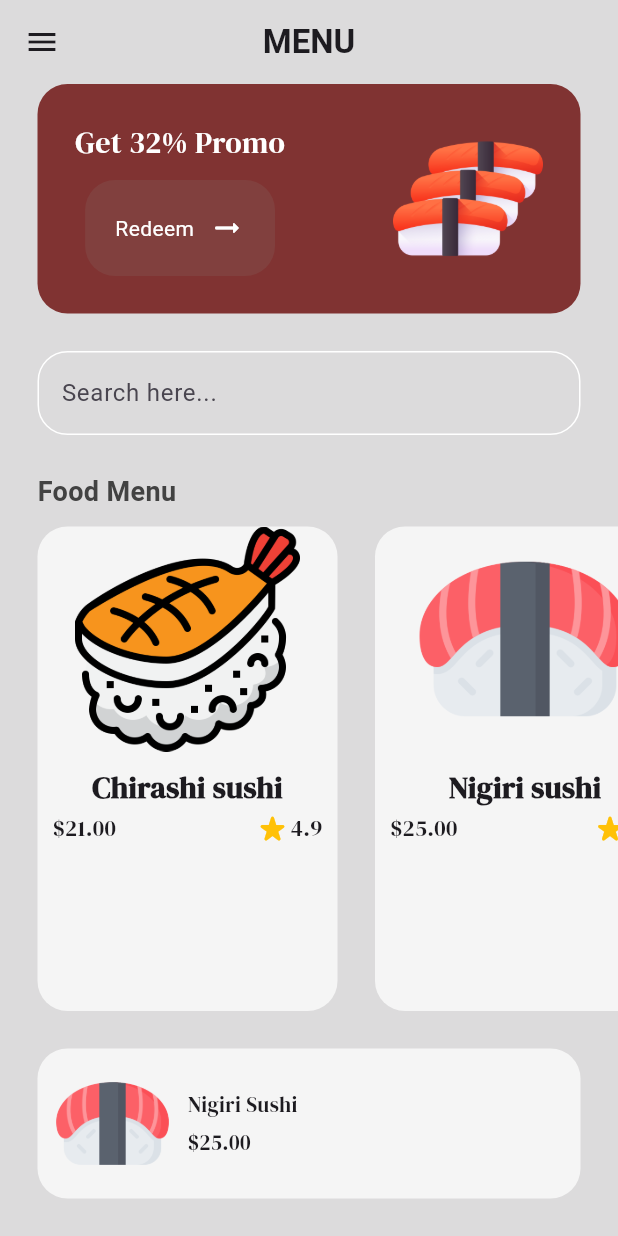
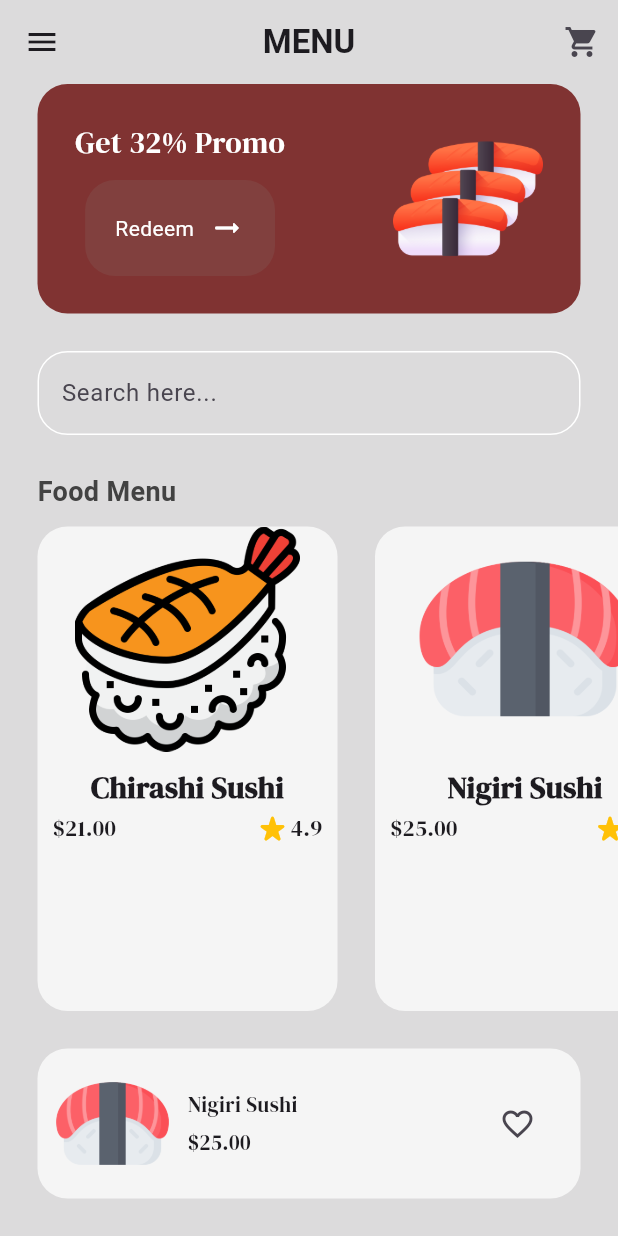
Before and after one commit to TMuln2516/sushi_restaurant_app, a Flutter app: the HomePage screen opened by its route, on a phone screen of 412 x 824 dp. Run offline on Flutter 3.47's test engine with Material 3 defaults, Android fonts, the phone set to English and light mode, and no system bars; our stand-ins replace google_fonts.

```diff
--- a/lib/src/app.dart
+++ b/lib/src/app.dart
@@ -1,4 +1,5 @@
 import 'package:flutter/material.dart';
+import 'package:sushi_restaurant_app/src/resources/cart_page.dart';
 import 'package:sushi_restaurant_app/src/resources/getstarted_page.dart';
 import 'package:sushi_restaurant_app/src/resources/home_page.dart';
 
@@ -12,7 +13,8 @@ class MyApp extends StatelessWidget {
       home: const GetStartedPage(),
       routes: {
         '/intropage': (context) => const GetStartedPage(),
-        '/homepage': (context) => const HomePage()
+        '/homepage': (context) => const HomePage(),
+        '/cartpage': (context) => const CartPage(),
       },
     );
   }
--- a/lib/src/components/foodtile.dart
+++ b/lib/src/components/foodtile.dart
@@ -4,12 +4,15 @@ import 'package:sushi_restaurant_app/src/models/food.dart';
 
 class FoodTile extends StatelessWidget {
   final Food food;
-  const FoodTile({super.key, required this.food});
+  void Function()? onTap;
+  FoodTile({super.key, required this.food, required this.onTap});
 
   @override
   Widget build(BuildContext context) {
     return Padding(
       padding: const EdgeInsets.only(left: 25, top: 10),
+      child: GestureDetector(
+        onTap: onTap,
         child: Container(
           width: 200,
           decoration: BoxDecoration(
@@ -57,6 +60,7 @@ class FoodTile extends StatelessWidget {
             ],
           ),
         ),
+      ),
     );
   }
 }
--- a/lib/src/models/food.dart
+++ b/lib/src/models/food.dart
@@ -3,15 +3,18 @@ class Food {
   final String price;
   final String imagePath;
   final String rate;
+  final String description;
 
   Food(
       {required this.name,
       required this.price,
       required this.imagePath,
-      required this.rate});
+      required this.rate,
+      required this.description});
 
   String get _getName => name;
   String get _price => price;
   String get _imagePath => imagePath;
   String get _rate => rate;
+  String get _description => description;
 }
--- /dev/null
+++ b/lib/src/models/shop.dart
@@ -0,0 +1,49 @@
+import 'package:flutter/material.dart';
+import 'package:sushi_restaurant_app/src/models/food.dart';
+
+class Shop extends ChangeNotifier {
+  final List<Food> _foodMenu = [
+    Food(
+        name: "Chirashi Sushi",
+        price: "21.00",
+        imagePath: "assets/images/chirashi.png",
+        rate: "4.9",
+        description:
+            "Chirashi Sushi is a traditional Japanese sushi served on happy and celebratory occasions. It‘s a bright and festive dish of sushi rice mixed with seasoned vegetables and scattered with colorful toppings."),
+    Food(
+        name: "Nigiri Sushi",
+        price: "25.00",
+        imagePath: "assets/images/nigiri.png",
+        rate: "4.9",
+        description:
+            "Nigiri sushi is a type of sushi composed of sushi rice – rice mixed with vinegar, sugar, and salt – and typically seafood. Atop a bite-sized portion of sushi rice, a thin slice of (often raw) fish or other seafood is placed. The topping is frequently affixed with the help of a dab of wasabi or strip of nori (seaweed)"),
+    Food(
+        name: "Salmon Sushi",
+        price: "21.00",
+        imagePath: "assets/images/salmon.png",
+        rate: "4.9",
+        description:
+            "Salmon sushi is often eaten “nigiri” style, with a ball of vinegared sushi rice topped with a slice of salmon. It’s commonly enjoyed with wasabi and soy sauce, or salt and a bit of citrus. Although cooked salmon is known as “sake” (pronounced “sha-keh”) in Japanese")
+  ];
+
+  //customer Cart
+  final List<Food> _customerCart = [];
+
+  //getter
+  List<Food> get foodMenu => _foodMenu;
+  List<Food> get customerCart => _customerCart;
+
+  // add to Cart
+  void addToCart(Food food, int quantity) {
+    for (int i = 0; i < quantity; i++) {
+      customerCart.add(food);
+    }
+    notifyListeners();
+  }
+
+  // remove from Cart
+  void removeFromCart(Food food) {
+    customerCart.remove(food);
+    notifyListeners();
+  }
+}
--- a/lib/src/resources/home_page.dart
+++ b/lib/src/resources/home_page.dart
@@ -1,8 +1,10 @@
 import 'package:flutter/material.dart';
 import 'package:google_fonts/google_fonts.dart';
+import 'package:provider/provider.dart';
 import 'package:sushi_restaurant_app/src/components/foodtile.dart';
 import 'package:sushi_restaurant_app/src/components/mybutton.dart';
-import 'package:sushi_restaurant_app/src/models/food.dart';
+import 'package:sushi_restaurant_app/src/models/shop.dart';
+import 'package:sushi_restaurant_app/src/resources/fooddetail_page.dart';
 
 class HomePage extends StatefulWidget {
   const HomePage({super.key});
@@ -12,27 +14,35 @@ class HomePage extends StatefulWidget {
 }
 
 class _HomePageState extends State<HomePage> {
-  List foodMenu = [
-    Food(
-        name: "Chirashi sushi",
-        price: "21.00",
-        imagePath: "assets/images/chirashi.png",
-        rate: "4.9"),
-    Food(
-        name: "Nigiri sushi",
-        price: "25.00",
-        imagePath: "assets/images/nigiri.png",
-        rate: "4.9"),
-    Food(
-        name: "Salmon sushi",
-        price: "21.00",
-        imagePath: "assets/images/salmon.png",
-        rate: "4.9")
-  ];
+  bool isLiked = false;
+
+  void toggleLike() {
+    setState(() {
+      isLiked = !isLiked;
+    });
+  }
+
+  void showDescription(int index) {
+    // get Shop
+    final shop = context.read<Shop>();
+    final foodMenu = shop.foodMenu;
+
+    Navigator.push(
+        context,
+        MaterialPageRoute(
+          builder: (context) => FoodDetailPage(
+            food: foodMenu[index],
+          ),
+        ));
+  }
 
   @override
   Widget build(BuildContext context) {
+    // get Shop
+    final shop = context.read<Shop>();
+    final foodMenu = shop.foodMenu;
     return Scaffold(
+      resizeToAvoidBottomInset: false,
       backgroundColor: const Color(0xFFDCDBDC),
       appBar: AppBar(
         centerTitle: true,
@@ -42,6 +52,13 @@ class _HomePageState extends State<HomePage> {
           "MENU",
           style: TextStyle(fontWeight: FontWeight.bold),
         ),
+        actions: [
+          IconButton(
+              onPressed: () {
+                Navigator.pushNamed(context, '/cartpage');
+              },
+              icon: const Icon(Icons.shopping_cart))
+        ],
       ),
       body: Column(
         crossAxisAlignment: CrossAxisAlignment.start,
@@ -105,6 +122,7 @@ class _HomePageState extends State<HomePage> {
               itemCount: foodMenu.length,
               itemBuilder: (context, index) => FoodTile(
                 food: foodMenu[index],
+                onTap: () => showDescription(index),
               ),
             ),
           ),
@@ -115,6 +133,9 @@ class _HomePageState extends State<HomePage> {
                 color: Colors.grey[100],
                 borderRadius: BorderRadius.circular(20)),
             child: Row(
+              mainAxisAlignment: MainAxisAlignment.spaceBetween,
+              children: [
+                Row(
                   children: [
                     Image.asset(
                       "assets/images/nigiri.png",
@@ -141,6 +162,18 @@ class _HomePageState extends State<HomePage> {
                     ),
                   ],
                 ),
+                Padding(
+                  padding: const EdgeInsets.all(8),
+                  child: IconButton(
+                    onPressed: toggleLike,
+                    icon: isLiked
+                        ? const Icon(Icons.favorite)
+                        : const Icon(Icons.favorite_border),
+                    color: isLiked ? Colors.red : null,
+                  ),
+                )
+              ],
+            ),
           )
         ],
       ),
--- a/pubspec.yaml
+++ b/pubspec.yaml
@@ -35,6 +35,7 @@ dependencies:
   # Use with the CupertinoIcons class for iOS style icons.
   cupertino_icons: ^1.0.2
   google_fonts: 6.1.0
+  provider:
 
 dev_dependencies:
   flutter_test:
```
Also changed, not shown: lib/main.dart (+6 -1 lines), lib/src/resources/cart_page.dart (added, +73 -0 lines), lib/src/resources/fooddetail_page.dart (added, +196 -0 lines), pubspec.lock. Lines whose indentation alone changed are shown as unchanged.
